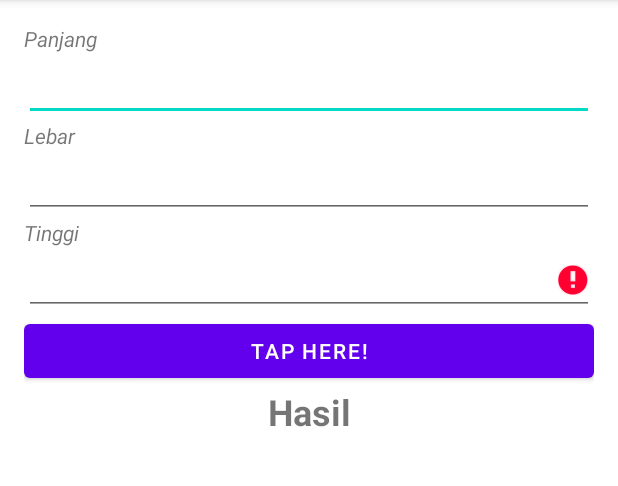
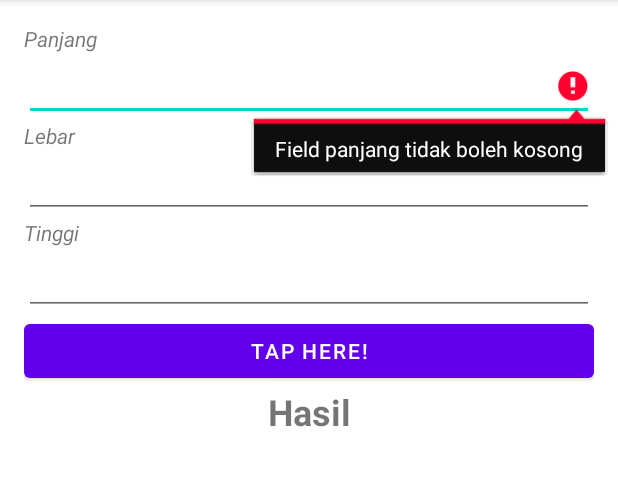
Before and after one commit to gusentanan/kotlin-android-fundamental, an Android app: the screen it shows after launch (MainActivity), after a tap on "TAP HERE!", on a phone screen of 412 x 824 dp, the part 84-570 px from its top. Run offline under Robolectric (Android 15) with nearby library versions, the light colour scheme and no system bars.

Commit message:
docs: add lil bit doc

```diff
--- a/app/src/main/java/com/example/learn_activity/MainActivity.kt
+++ b/app/src/main/java/com/example/learn_activity/MainActivity.kt
@@ -8,8 +8,9 @@ import android.widget.EditText
 import android.widget.TextView
 
 
-// this code is aiming to Learn-activity in android using kotlin
+// implement activity in kotlin
 
+// main class with onClickListener view for button component
 class MainActivity : AppCompatActivity(), View.OnClickListener {
     private lateinit var edit_width: EditText
     private lateinit var edit_height: EditText
@@ -19,8 +20,9 @@ class MainActivity : AppCompatActivity(), View.OnClickListener {
 
     override fun onCreate(savedInstanceState: Bundle?) {
         super.onCreate(savedInstanceState)
-        setContentView(R.layout.activity_main)
+        setContentView(R.layout.activity_main) // to view layout from activity_main.xml
 
+        // casting view
         edit_width = findViewById(R.id.edit_width)
         edit_height = findViewById(R.id.edit_height)
         edit_length = findViewById(R.id.edit_length)
@@ -30,39 +32,43 @@ class MainActivity : AppCompatActivity(), View.OnClickListener {
         button_main.setOnClickListener(this)
     }
 
+    // as a key-value for onSaveInstanceState
     companion object {
         private const val STATE_RESULT = "state_result"
     }
 
     override fun onClick(p: View?) {
+        // get value
         if (p?.id == R.id.btn_main) {
             val inputWidth = edit_width.text.toString().trim()
             val inputHeight = edit_height.text.toString().trim()
             val inputLength = edit_length.text.toString().trim()
 
-            var inputList = arrayOf(inputHeight, inputLength, inputWidth)
+            var inputList = arrayOf(inputLength, inputWidth, inputHeight)
             var i = 0
             var isEmptyInput = false
+
+            // check empty field
             while (i in inputList.indices) {
                 if(inputList[i].isEmpty()) {
                     isEmptyInput = true
                     when(i) {
-                        0 -> edit_height.error = "Field tinggi tidak boleh kosong"
-                        1 -> edit_length.error = "Field panjang tidak boleh kosong"
-                        2 -> edit_width.error = "Field lebar tidak boleh kosong"
+                        0 -> edit_length.error = "Field panjang tidak boleh kosong"
+                        1 -> edit_width.error = "Field lebar tidak boleh kosong"
+                        2 -> edit_height.error = "Field tinggi tidak boleh kosong"
                     }
                     break
                 }
                 i++
             }
-
+            // view result data to TextView
             if(!isEmptyInput){
                 val volume = inputHeight.toDouble() * inputLength.toDouble() * inputWidth.toDouble()
                 result.text = volume.toString()
             }
         }
     }
-
+    // save the state when the orientation change
     override fun onSaveInstanceState(outState: Bundle) {
         super.onSaveInstanceState(outState)
         outState.putString(STATE_RESULT, result.text.toString())
```
